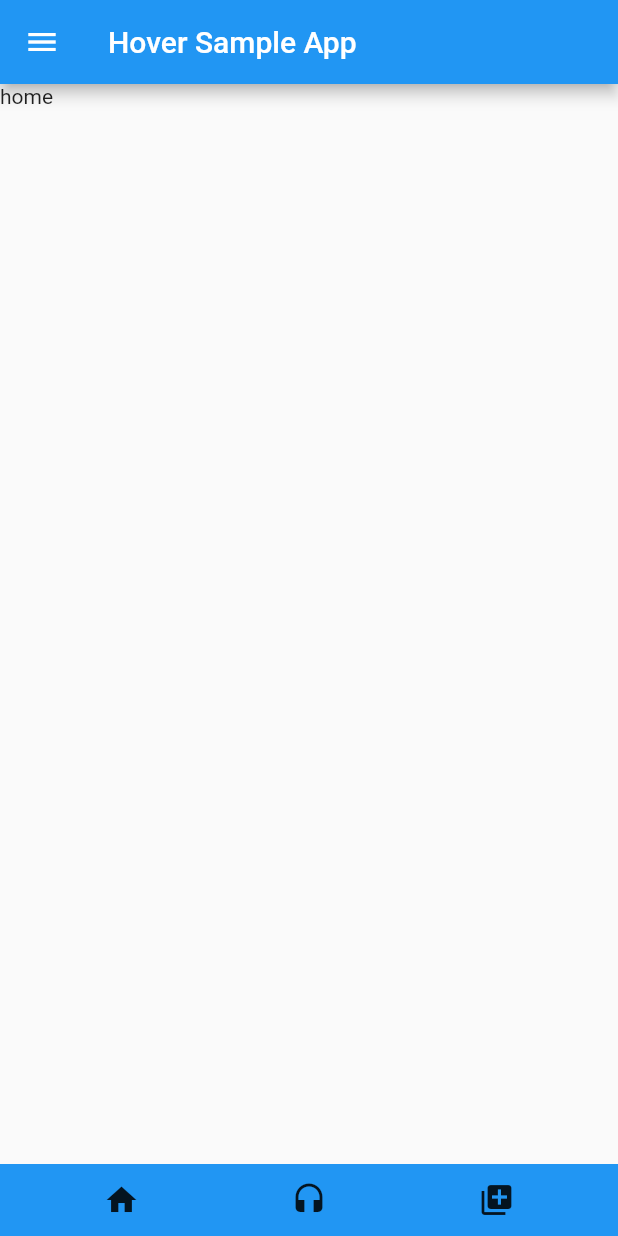
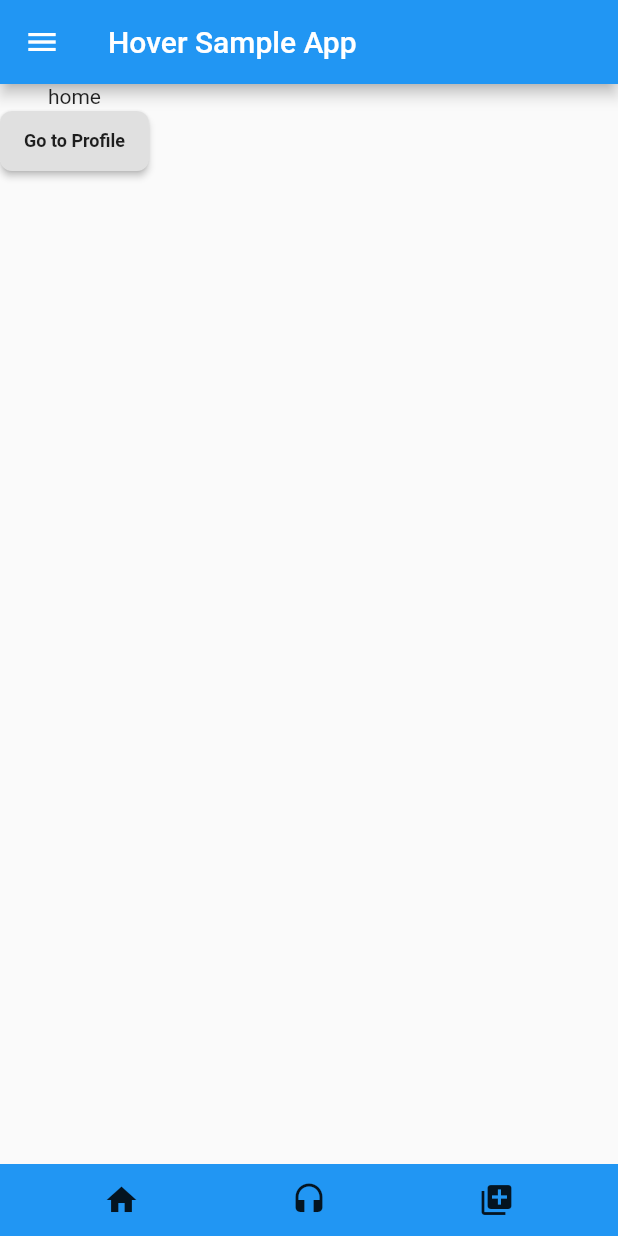
Before and after one commit to ernpao/hover, a Flutter app: the screen it shows after launch, on a phone screen of 412 x 824 dp. Run offline on Flutter 3.47's test engine with Material 2 defaults, Android fonts, the phone set to English and light mode, and no system bars.

Commit message:
Tested the goToRoute() method

```diff
--- a/example/lib/app/landing_page.dart
+++ b/example/lib/app/landing_page.dart
@@ -1,12 +1,22 @@
 import 'package:flutter/material.dart';
-import 'package:hover/framework/hover_framework.dart';
+import 'package:hover/hover.dart';
 
 class LandingPage extends HoverSwapper {
   LandingPage()
       : super(pages: [
           HoverSwapperPage(
             content: Container(
-              child: Text("home"),
+              child: Column(
+                children: <Widget>[
+                  Text("home"),
+                  CallToActionButton(
+                    text: "Go to Profile",
+                    onPressed: () {
+                      HoverApp.router.goToRoute("/profile", HoverApp.currentPage.currentState.context);
+                    },
+                  ),
+                ],
+              ),
             ),
             toggle: Icon(Icons.home),
           ),
```
